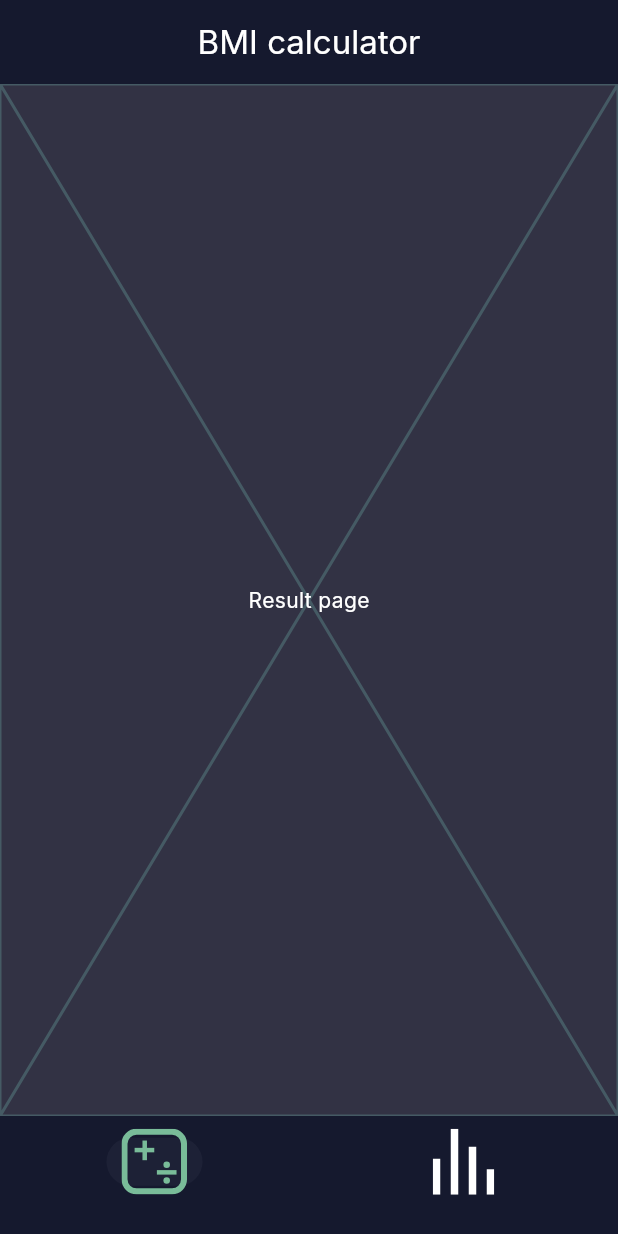
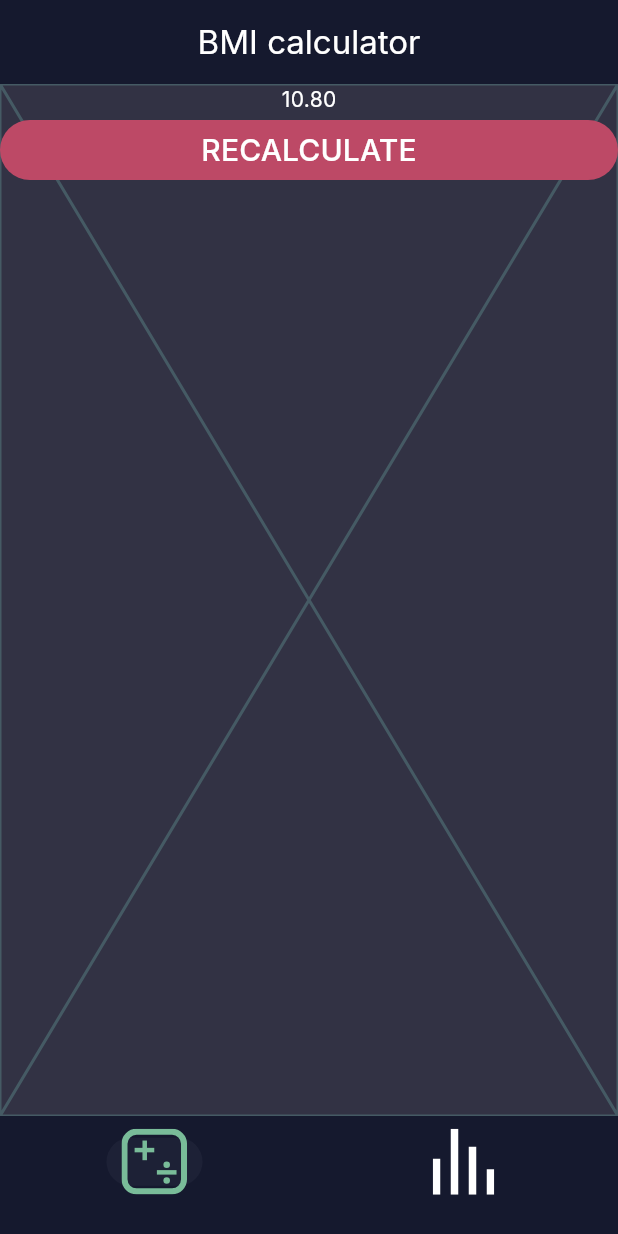
Before and after one commit to tyneon/bmi_demo, a Flutter app: the screen it shows after launch, after a tap on "CALCULATE", on a phone screen of 412 x 824 dp. Run offline on Flutter 3.47's test engine with Material 3 defaults, Android fonts, the phone set to English and light mode, and no system bars; our stand-ins replace flutter_riverpod, flutter_svg, google_fonts, riverpod_annotation; generated files the repository leaves out were written again.

Commit message:
State management with riverpod & calculate BMI

```diff
--- a/analysis_options.yaml
+++ b/analysis_options.yaml
@@ -1 +1,4 @@
 include: package:flutter_lints/flutter.yaml
+analyzer:
+  plugins:
+    - custom_lint
--- a/lib/bmi_calculator_page.dart
+++ b/lib/bmi_calculator_page.dart
@@ -1,4 +1,7 @@
 import 'package:flutter/material.dart';
+import 'package:flutter_riverpod/flutter_riverpod.dart';
+
+import 'package:bmi_demo/bmi_settings_provider.dart';
 
 import 'package:bmi_demo/rectangles.dart';
 
@@ -43,7 +46,10 @@ class BmiCalculatorPage extends StatelessWidget {
               alignment: Alignment.center,
               child: const Text(
                 "CALCULATE",
-                style: TextStyle(fontSize: 20),
+                style: TextStyle(
+                  fontSize: 20,
+                  color: Colors.white,
+                ),
               ),
             ),
           ),
@@ -53,17 +59,12 @@ class BmiCalculatorPage extends StatelessWidget {
   }
 }
 
-class SexSelectors extends StatefulWidget {
+class SexSelectors extends ConsumerWidget {
   const SexSelectors({super.key});
 
   @override
-  State<SexSelectors> createState() => _SexSelectorsState();
-}
-
-class _SexSelectorsState extends State<SexSelectors> {
-  bool isMale = true;
-  @override
-  Widget build(BuildContext context) {
+  Widget build(BuildContext context, WidgetRef ref) {
+    final isMale = ref.watch(bmiSettingsProvider).isMale;
     return Row(
       mainAxisAlignment: MainAxisAlignment.spaceBetween,
       children: [
@@ -71,18 +72,14 @@ class _SexSelectorsState extends State<SexSelectors> {
           "Male",
           isSelected: isMale,
           callback: () {
-            setState(() {
-              isMale = true;
-            });
+            ref.read(bmiSettingsProvider.notifier).setIsMale(true);
           },
         ),
         SexSelector(
           "Female",
           isSelected: !isMale,
           callback: () {
-            setState(() {
-              isMale = false;
-            });
+            ref.read(bmiSettingsProvider.notifier).setIsMale(false);
           },
         ),
       ],
@@ -128,19 +125,14 @@ class SexSelector extends StatelessWidget {
   }
 }
 
-class HeightSelector extends StatefulWidget {
+class HeightSelector extends ConsumerWidget {
   const HeightSelector({super.key});
 
-  @override
-  State<HeightSelector> createState() => _HeightSelectorState();
-}
-
-class _HeightSelectorState extends State<HeightSelector> {
   static const int minValue = 110;
   static int maxValue = 230;
-  double sliderValue = 180;
   @override
-  Widget build(BuildContext context) {
+  Widget build(BuildContext context, WidgetRef ref) {
+    double sliderValue = ref.watch(bmiSettingsProvider).height;
     return Padding(
       padding: const EdgeInsets.symmetric(vertical: 20),
       child: Column(
@@ -166,9 +158,7 @@ class _HeightSelectorState extends State<HeightSelector> {
             divisions: maxValue - minValue,
             label: sliderValue.round().toString(),
             onChanged: (double value) {
-              setState(() {
-                sliderValue = value;
-              });
+              ref.read(bmiSettingsProvider.notifier).setHeight(value);
             },
           ),
         ],
@@ -177,17 +167,12 @@ class _HeightSelectorState extends State<HeightSelector> {
   }
 }
 
-class WeightSelector extends StatefulWidget {
+class WeightSelector extends ConsumerWidget {
   const WeightSelector({super.key});
 
   @override
-  State<WeightSelector> createState() => _WeightSelectorState();
-}
-
-class _WeightSelectorState extends State<WeightSelector> {
-  int specialIndex = 0;
-  @override
-  Widget build(BuildContext context) {
+  Widget build(BuildContext context, WidgetRef ref) {
+    final weight = ref.watch(bmiSettingsProvider).weight;
     final height =
         (MediaQuery.of(context).size.width - sidePadding * 2 - middlePadding) /
             2;
@@ -199,27 +184,14 @@ class _WeightSelectorState extends State<WeightSelector> {
           const SizedBox(height: 10),
           const Text("WEIGHT"),
           Expanded(
-            child: ListWheelScrollView.useDelegate(
-              diameterRatio: 0.9,
-              itemExtent: height / 3.5,
-              squeeze: 1.4,
-              perspective: 0.009,
-              onSelectedItemChanged: (index) {
-                setState(() {
-                  specialIndex = index;
-                });
+            child: WheelSelector(
+              height: height,
+              initialValue: weight,
+              startValue: 35,
+              endValue: 200,
+              newValueCallback: (double value) {
+                ref.read(bmiSettingsProvider.notifier).setWeight(value);
               },
-              childDelegate: ListWheelChildBuilderDelegate(
-                childCount: 200 - 35,
-                builder: (context, index) => Text(
-                  (index + 35).toString(),
-                  style: TextStyle(
-                    fontSize: 40,
-                    fontWeight: FontWeight.bold,
-                    color: index == specialIndex ? Colors.white : Colors.grey,
-                  ),
-                ),
-              ),
             ),
           ),
         ],
@@ -228,11 +200,15 @@ class _WeightSelectorState extends State<WeightSelector> {
   }
 }
 
-class AgeSelector extends StatelessWidget {
+class AgeSelector extends ConsumerWidget {
   const AgeSelector({super.key});
 
   @override
-  Widget build(BuildContext context) {
+  Widget build(BuildContext context, WidgetRef ref) {
+    final age = ref.watch(bmiSettingsProvider).age;
+    final height =
+        (MediaQuery.of(context).size.width - sidePadding * 2 - middlePadding) /
+            2;
     return Square(
       height: (MediaQuery.of(context).size.width -
               sidePadding * 2 -
@@ -241,12 +217,97 @@ class AgeSelector extends StatelessWidget {
       child: Column(
         mainAxisAlignment: MainAxisAlignment.center,
         children: [
-          Text(
-            "AGE",
+          const SizedBox(height: 10),
+          const Text("AGE"),
+          Expanded(
+            child: WheelSelector(
+              height: height,
+              startValue: 16,
+              endValue: 115,
+              initialValue: age,
+              newValueCallback: (double value) {
+                ref.read(bmiSettingsProvider.notifier).setAge(value);
+              },
+            ),
           ),
-          Text("Picker"),
         ],
       ),
     );
   }
 }
+
+class WheelSelector extends StatefulWidget {
+  final double initialValue;
+  final double height;
+  final double startValue;
+  final double endValue;
+  final double step;
+  final int precision;
+  final Function(double value) newValueCallback;
+  const WheelSelector({
+    required this.height,
+    required this.startValue,
+    required this.endValue,
+    required this.initialValue,
+    this.step = 1,
+    this.precision = 0,
+    required this.newValueCallback,
+    super.key,
+  });
+
+  @override
+  State<WheelSelector> createState() => _WheelSelectorState();
+}
+
+class _WheelSelectorState extends State<WheelSelector> {
+  int selectedIndex = 0;
+  late int itemCount;
+  late ScrollController controller;
+
+  @override
+  void initState() {
+    super.initState();
+    itemCount =
+        ((widget.endValue - widget.startValue) / widget.step).floor().toInt() +
+            1;
+    selectedIndex = ((widget.initialValue - widget.startValue) / widget.step)
+        .floor()
+        .toInt();
+    controller = ScrollController(
+        initialScrollOffset: widget.height / 3.5 * selectedIndex);
+    controller.addListener(() {
+      final index = ((controller.offset * itemCount) /
+              controller.position.maxScrollExtent)
+          .floor()
+          .toInt();
+      if (index != selectedIndex) {
+        selectedIndex = index;
+        widget
+            .newValueCallback(widget.startValue + widget.step * selectedIndex);
+      }
+    });
+  }
+
+  @override
+  Widget build(BuildContext context) {
+    return ListWheelScrollView.useDelegate(
+      controller: controller,
+      diameterRatio: 0.9,
+      itemExtent: widget.height / 3.5,
+      squeeze: 1.4,
+      perspective: 0.009,
+      childDelegate: ListWheelChildBuilderDelegate(
+        childCount: itemCount,
+        builder: (context, index) => Text(
+          (widget.startValue + index * widget.step)
+              .toStringAsFixed(widget.precision),
+          style: TextStyle(
+            fontSize: 40,
+            fontWeight: FontWeight.bold,
+            // color: index == selectedIndex ? Colors.white : Colors.grey,
+          ),
+        ),
+      ),
+    );
+  }
+}
--- a/lib/main.dart
+++ b/lib/main.dart
@@ -1,13 +1,14 @@
 import 'package:flutter/material.dart';
 import 'package:google_fonts/google_fonts.dart';
 import 'package:flutter_svg/flutter_svg.dart';
+import 'package:flutter_riverpod/flutter_riverpod.dart';
 
 import 'package:bmi_demo/bmi_calculator_page.dart';
 import 'package:bmi_demo/result_page.dart';
 import 'package:bmi_demo/weight_page.dart';
 
 void main() {
-  runApp(const MainApp());
+  runApp(const ProviderScope(child: MainApp()));
 }
 
 class MainApp extends StatelessWidget {
@@ -77,7 +78,11 @@ class _MainScreenState extends State<MainScreen> {
         });
       }),
       "Weight": const WeightPage(),
-      "Result": const ResultPage(),
+      "Result": ResultPage(() {
+        setState(() {
+          currectPageLabel = "BMI calculator";
+        });
+      }),
     };
     return Scaffold(
       appBar: AppBar(
--- a/lib/result_page.dart
+++ b/lib/result_page.dart
@@ -1,12 +1,41 @@
+import 'package:bmi_demo/bmi_settings_provider.dart';
 import 'package:flutter/material.dart';
+import 'package:flutter_riverpod/flutter_riverpod.dart';
 
-class ResultPage extends StatelessWidget {
-  const ResultPage({super.key});
+class ResultPage extends ConsumerWidget {
+  final Function() callback;
+  const ResultPage(this.callback, {super.key});
 
   @override
-  Widget build(BuildContext context) {
-    return const Placeholder(
-      child: Center(child: Text("Result page")),
+  Widget build(BuildContext context, WidgetRef ref) {
+    final bmiSettings = ref.watch(bmiSettingsProvider);
+    final bmi =
+        bmiSettings.weight / (bmiSettings.height * bmiSettings.height / 10000);
+    return Placeholder(
+      child: Column(
+        children: [
+          Text(bmi.toStringAsFixed(2)),
+          FilledButton(
+            style: ButtonStyle(
+              backgroundColor: MaterialStatePropertyAll<Color>(
+                Theme.of(context).colorScheme.secondary,
+              ),
+            ),
+            onPressed: callback,
+            child: Container(
+              width: double.infinity,
+              alignment: Alignment.center,
+              child: const Text(
+                "RECALCULATE",
+                style: TextStyle(
+                  fontSize: 20,
+                  color: Colors.white,
+                ),
+              ),
+            ),
+          ),
+        ],
+      ),
     );
   }
 }
--- a/pubspec.yaml
+++ b/pubspec.yaml
@@ -9,14 +9,20 @@ environment:
 dependencies:
   flutter:
     sdk: flutter
+  flutter_riverpod: ^2.5.1
   flutter_svg: ^2.0.10+1
   google_fonts: ^6.2.1
   hive: ^2.2.3
+  riverpod_annotation: ^2.3.5
 
 dev_dependencies:
   flutter_test:
     sdk: flutter
   flutter_lints: ^3.0.0
+  riverpod_generator: ^2.4.0
+  build_runner: ^2.4.9
+  custom_lint: ^0.6.4
+  riverpod_lint: ^2.3.10
 
 flutter:
   uses-material-design: true
```
Also changed, not shown: lib/bmi_settings_provider.dart (added, +38 -0 lines), pubspec.lock.
